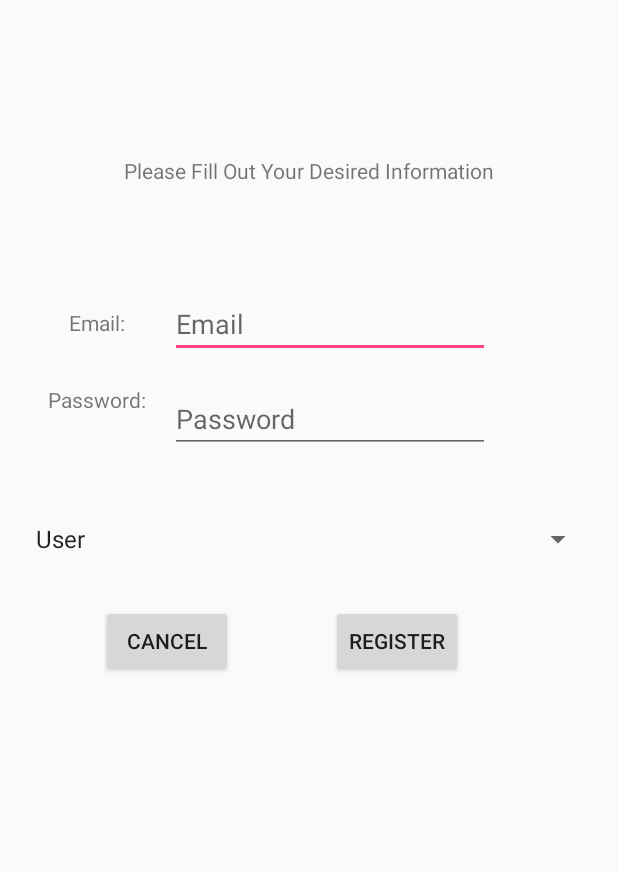
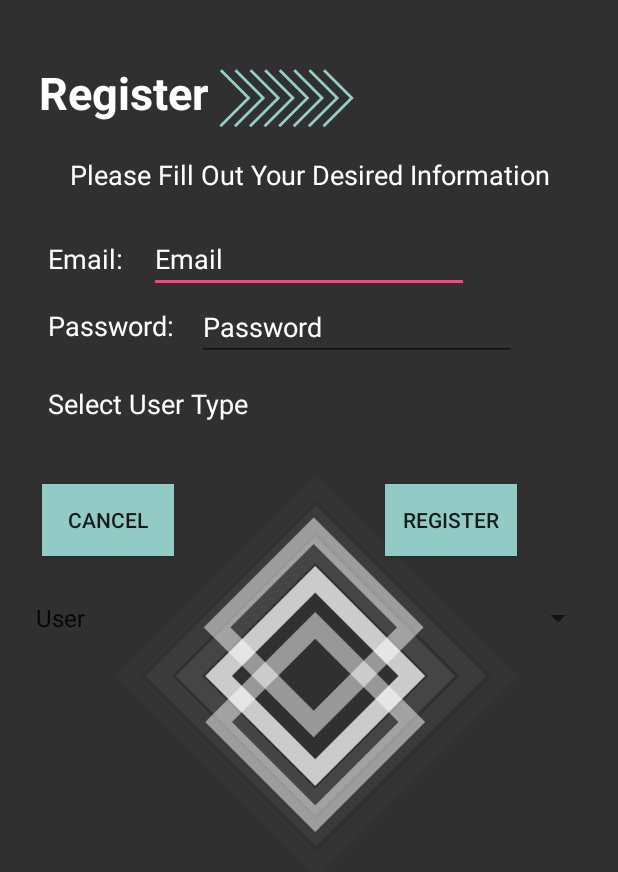
Before and after one commit to zcheshire/cs2340, an Android app: the RegisterActivity screen opened directly, with no data from a screen before it, on a phone screen of 412 x 824 dp. Shown: the top 872 px of the screen. Run offline under Robolectric (Android 15) with nearby library versions, the phone set to English and light mode, and no system bars.

Commit message:
more design

```diff
--- a/Water/app/src/main/res/layout/activity_login.xml
+++ b/Water/app/src/main/res/layout/activity_login.xml
@@ -61,7 +61,7 @@
         android:layout_centerHorizontal="true" />
 
     <TextView
-        android:text="TextView"
+        android:text="Login"
         android:layout_height="wrap_content"
         android:id="@+id/textView"
         tools:text="@string/loginscreen"
--- a/Water/app/src/main/res/layout/activity_menu.xml
+++ b/Water/app/src/main/res/layout/activity_menu.xml
@@ -8,6 +8,7 @@
     android:paddingLeft="@dimen/activity_horizontal_margin"
     android:paddingRight="@dimen/activity_horizontal_margin"
     android:paddingTop="@dimen/activity_vertical_margin"
+    android:background="@color/gray"
     tools:context="com.gitrekt.water.controller.MenuActivity">
 
 </RelativeLayout>
--- a/Water/app/src/main/res/layout/activity_register.xml
+++ b/Water/app/src/main/res/layout/activity_register.xml
@@ -8,6 +8,7 @@
     android:paddingLeft="@dimen/activity_horizontal_margin"
     android:paddingRight="@dimen/activity_horizontal_margin"
     android:paddingTop="@dimen/activity_vertical_margin"
+    android:background="@color/gray"
     tools:context="com.gitrekt.water.controller.RegisterActivity">
 
     <TextView
@@ -21,17 +22,35 @@
         android:layout_alignParentStart="true"
         android:layout_alignParentRight="true"
         android:layout_alignParentEnd="true"
-        android:textAlignment="center" />
+        android:textAlignment="center"
+        android:textColor="@color/white"
+        android:textSize="18sp" />
 
     <TextView
-        android:text="@string/email"
-        android:layout_width="wrap_content"
+        android:text="Register"
         android:layout_height="wrap_content"
-        android:layout_marginLeft="30dp"
-        android:layout_marginStart="30dp"
-        android:layout_marginTop="82dp"
-        android:id="@+id/textView3"
-        android:layout_below="@+id/textView2"
+        android:id="@+id/textView"
+        tools:text="@string/registerscreen"
+        android:textSize="30sp"
+        android:textColor="@color/white"
+        android:textStyle="bold"
+        android:layout_width="match_parent"
+        android:paddingLeft="10dp"
+        android:paddingTop="25dp"
+        android:layout_alignParentTop="true"
+        android:layout_alignParentLeft="true"
+        android:layout_alignParentStart="true" />
+
+    <ImageView
+        android:layout_height="match_parent"
+        android:src="@drawable/cevrons"
+        android:layout_width="match_parent"
+        android:adjustViewBounds="true"
+        android:paddingTop="30dp"
+        android:paddingLeft="130dp"
+        android:paddingRight="160dp"
+        android:paddingBottom="5dp"
+        android:scaleType="fitStart"
         android:layout_alignParentLeft="true"
         android:layout_alignParentStart="true" />
 
@@ -39,71 +58,112 @@
         android:text="@string/password"
         android:layout_width="wrap_content"
         android:layout_height="wrap_content"
-        android:layout_marginTop="32dp"
         android:id="@+id/textView4"
+        android:layout_marginLeft="16dp"
+        android:layout_marginStart="16dp"
+        android:textColorHighlight="@color/white"
+        android:textColor="@color/white"
+        android:textSize="18sp"
         android:layout_below="@+id/textView3"
         android:layout_alignParentLeft="true"
         android:layout_alignParentStart="true"
-        android:layout_marginLeft="16dp"
-        android:layout_marginStart="16dp" />
+        android:layout_marginTop="20dp" />
+
+    <TextView
+        android:text="@string/email"
+        android:layout_width="wrap_content"
+        android:layout_height="wrap_content"
+        android:layout_marginTop="31dp"
+        android:id="@+id/textView3"
+        android:textColor="@color/white"
+        android:textSize="18sp"
+        android:layout_below="@+id/textView2"
+        android:layout_alignLeft="@+id/textView4"
+        android:layout_alignStart="@+id/textView4" />
+
+    <Button
+        android:text="@string/cancel3"
+        android:layout_width="wrap_content"
+        android:id="@+id/cancel"
+        android:onClick="cancelRegister"
+        android:background="@color/teal"
+        android:layout_marginTop="82dp"
+        android:layout_below="@+id/registerPassword"
+        android:layout_toLeftOf="@+id/registerPassword"
+        android:layout_toStartOf="@+id/registerPassword"
+        android:layout_height="wrap_content" />
+
+    <TextView
+        android:text="@string/userType"
+        android:layout_width="wrap_content"
+        android:layout_height="wrap_content"
+        android:textColor="@color/white"
+        android:textSize="18sp"
+        android:layout_below="@+id/registerPassword"
+        android:layout_alignLeft="@+id/textView4"
+        android:layout_alignStart="@+id/textView4"
+        android:layout_marginTop="16dp" />
+
+    <Spinner
+        android:layout_width="match_parent"
+        android:layout_height="wrap_content"
+        android:id="@+id/userTypeSpinner"
+        android:foregroundTint="@color/white"
+        android:layout_centerVertical="true"
+        android:layout_alignParentLeft="true"
+        android:layout_alignParentStart="true" />
+
+    <Button
+        android:text="@string/register2"
+        android:layout_width="wrap_content"
+        android:layout_height="wrap_content"
+        android:id="@+id/register"
+        android:onClick="performRegister"
+        android:background="@color/teal"
+        android:layout_alignBaseline="@+id/cancel"
+        android:layout_alignBottom="@+id/cancel"
+        android:layout_alignRight="@+id/registerPassword"
+        android:layout_alignEnd="@+id/registerPassword" />
 
     <EditText
         android:layout_width="wrap_content"
         android:layout_height="wrap_content"
         android:inputType="textPersonName"
         android:ems="10"
-        android:layout_alignBottom="@+id/textView4"
-        android:layout_toRightOf="@+id/textView4"
-        android:layout_toEndOf="@+id/textView4"
-        android:layout_marginLeft="16dp"
-        android:layout_marginStart="16dp"
-        android:layout_marginBottom="37dp"
         android:id="@+id/registerEmail"
-        android:hint="@string/email1" />
-
-    <Button
-        android:text="@string/register2"
-        android:layout_width="wrap_content"
-        android:layout_height="wrap_content"
-        android:layout_marginTop="101dp"
-        android:id="@+id/register"
-        android:onClick="performRegister"
-        android:layout_marginRight="18dp"
-        android:layout_marginEnd="18dp"
-        android:layout_below="@+id/registerPassword"
-        android:layout_alignRight="@+id/registerPassword"
-        android:layout_alignEnd="@+id/registerPassword" />
-
-    <Button
-        android:text="@string/cancel3"
-        android:layout_width="wrap_content"
-        android:layout_height="wrap_content"
-        android:id="@+id/cancel"
-        android:layout_marginLeft="21dp"
-        android:layout_marginStart="21dp"
-        android:layout_alignBaseline="@+id/register"
-        android:layout_alignBottom="@+id/register"
-        android:layout_alignLeft="@+id/textView3"
-        android:layout_alignStart="@+id/textView3"
-        android:onClick="cancelRegister" />
-
-    <Spinner
-        android:layout_width="match_parent"
-        android:layout_height="wrap_content"
-        android:id="@+id/userTypeSpinner"
-        android:layout_above="@+id/cancel"
-        android:layout_alignParentLeft="true"
-        android:layout_alignParentStart="true"
-        android:layout_marginBottom="32dp" />
+        android:hint="@string/email1"
+        android:textColor="@android:color/white"
+        android:textColorHint="@color/white"
+        android:layout_alignBaseline="@+id/textView3"
+        android:layout_alignBottom="@+id/textView3"
+        android:layout_centerHorizontal="true" />
 
     <EditText
         android:layout_width="wrap_content"
         android:layout_height="wrap_content"
         android:inputType="textPassword"
         android:ems="10"
-        android:layout_alignTop="@+id/textView4"
-        android:layout_alignRight="@+id/registerEmail"
-        android:layout_alignEnd="@+id/registerEmail"
         android:id="@+id/registerPassword"
-        android:hint="@string/password2" />
+        android:hint="@string/password2"
+        android:textColorHint="@color/white"
+        android:layout_below="@+id/registerEmail"
+        android:layout_toRightOf="@+id/textView4"
+        android:layout_toEndOf="@+id/textView4"
+        android:layout_marginLeft="15dp"
+        android:layout_marginStart="15dp" />
+
+    <ImageView
+        android:layout_height="match_parent"
+        android:src="@drawable/squares"
+        android:layout_width="match_parent"
+        android:adjustViewBounds="true"
+        android:paddingTop="300dp"
+        android:paddingLeft="60dp"
+        android:paddingRight="50dp"
+        android:paddingBottom="0dp"
+        android:scaleType="fitStart"
+        android:layout_alignParentTop="true"
+        android:layout_alignParentLeft="true"
+        android:layout_alignParentStart="true" />
+
 </RelativeLayout>
--- a/Water/app/src/main/res/layout/activity_report.xml
+++ b/Water/app/src/main/res/layout/activity_report.xml
@@ -160,7 +160,7 @@
         android:layout_alignParentTop="true" />
 
     <TextView
-        android:text="TextView"
+        android:text="Quality Report"
         android:layout_height="wrap_content"
         android:id="@+id/textView"
         tools:text="@string/qualityReport"
--- a/Water/app/src/main/res/values/strings.xml
+++ b/Water/app/src/main/res/values/strings.xml
@@ -58,6 +58,8 @@
     <string name="purityReport">Purity Report</string>
     <string name="qualityReport">Quality Report</string>
     <string name="loginscreen">Login</string>
+    <string name="registerscreen">Register</string>
+    <string name="userType">Select User Type</string>
     <string name="id5">ID:</string>
     <color name="gray">#303030</color>
     <color name="teal">#92cbc5</color>
```
Also changed, not shown: Water/app/src/main/res/layout-v21/activity_main.xml (+5 -3 lines), Water/app/src/main/res/layout/activity_home.xml (+31 -27 lines), Water/app/src/main/res/layout/activity_main.xml (+8 -3 lines), Water/app/src/main/res/layout/activity_purity.xml (+4 -6 lines), Water/app/src/main/res/layout/activity_settings.xml (+48 -23 lines), Water/app/src/main/res/layout/content_view_qp.xml (+12 -6 lines).
